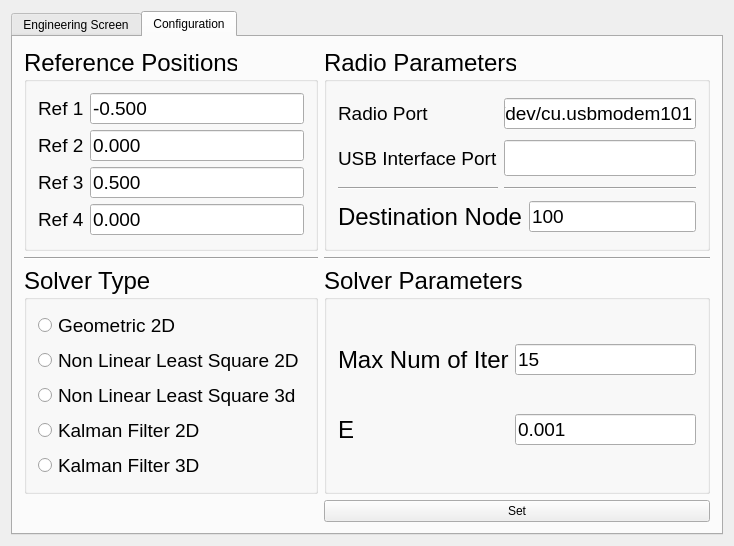
dsc0003/6DOFC, file 6DOFEngineeringScreen/dialog.ui: the form before one commit.
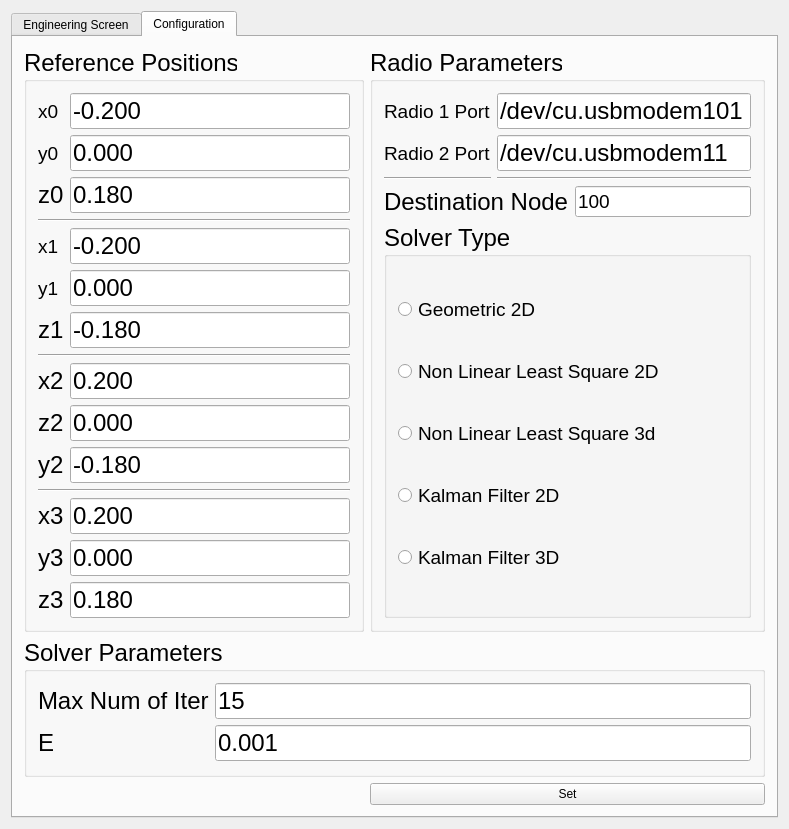
The form after the commit. The open tabs and pages were chosen to show the change. Custom widgets are drawn as their Qt base class.

Diff of the .ui file:
```diff
--- a/6DOFEngineeringScreen/dialog.ui
+++ b/6DOFEngineeringScreen/dialog.ui
@@ -6,8 +6,8 @@
    <rect>
     <x>0</x>
     <y>0</y>
-    <width>734</width>
-    <height>531</height>
+    <width>789</width>
+    <height>711</height>
    </rect>
   </property>
   <property name="windowTitle">
@@ -171,13 +171,6 @@
        <string>Configuration</string>
       </attribute>
       <layout class="QGridLayout" name="gridLayout_9">
-       <item row="1" column="1">
-        <widget class="Line" name="line_2">
-         <property name="orientation">
-          <enum>Qt::Horizontal</enum>
-         </property>
-        </widget>
-       </item>
        <item row="0" column="1">
         <widget class="QGroupBox" name="groupBox_3">
          <property name="font">
@@ -192,41 +185,11 @@
           <string>Radio Parameters</string>
          </property>
          <layout class="QGridLayout" name="gridLayout_7">
-          <item row="1" column="0">
-           <widget class="QLabel" name="label_6">
-            <property name="font">
-             <font>
-              <family>Arial</family>
-              <pointsize>14</pointsize>
-              <weight>50</weight>
-              <bold>false</bold>
-             </font>
-            </property>
-            <property name="text">
-             <string>USB Interface Port</string>
-            </property>
-           </widget>
-          </item>
-          <item row="0" column="0">
-           <widget class="QLabel" name="label_5">
-            <property name="font">
-             <font>
-              <family>Arial</family>
-              <pointsize>14</pointsize>
-              <weight>50</weight>
-              <bold>false</bold>
-             </font>
-            </property>
-            <property name="text">
-             <string>Radio Port</string>
-            </property>
-           </widget>
-          </item>
           <item row="0" column="1">
            <widget class="QLineEdit" name="le_radioPort">
             <property name="font">
              <font>
-              <pointsize>14</pointsize>
+              <pointsize>18</pointsize>
              </font>
             </property>
             <property name="text">
@@ -235,7 +198,16 @@
            </widget>
           </item>
           <item row="1" column="1">
-           <widget class="QLineEdit" name="le_usbPort"/>
+           <widget class="QLineEdit" name="le_radioPort2">
+            <property name="font">
+             <font>
+              <pointsize>18</pointsize>
+             </font>
+            </property>
+            <property name="text">
+             <string>/dev/cu.usbmodem11</string>
+            </property>
+           </widget>
           </item>
           <item row="3" column="0" colspan="2">
            <layout class="QGridLayout" name="gridLayout_10">
@@ -274,6 +246,119 @@
             </property>
            </widget>
           </item>
+          <item row="2" column="0">
+           <widget class="Line" name="line_3">
+            <property name="orientation">
+             <enum>Qt::Horizontal</enum>
+            </property>
+           </widget>
+          </item>
+          <item row="1" column="0">
+           <widget class="QLabel" name="label_6">
+            <property name="font">
+             <font>
+              <family>Arial</family>
+              <pointsize>14</pointsize>
+              <weight>50</weight>
+              <bold>false</bold>
+             </font>
+            </property>
+            <property name="text">
+             <string>Radio 2 Port</string>
+            </property>
+           </widget>
+          </item>
+          <item row="0" column="0">
+           <widget class="QLabel" name="label_5">
+            <property name="font">
+             <font>
+              <family>Arial</family>
+              <pointsize>14</pointsize>
+              <weight>50</weight>
+              <bold>false</bold>
+             </font>
+            </property>
+            <property name="text">
+             <string>Radio 1 Port</string>
+            </property>
+           </widget>
+          </item>
+          <item row="4" column="0" colspan="2">
+           <widget class="QGroupBox" name="groupBox_2">
+            <property name="font">
+             <font>
+              <family>Arial</family>
+              <pointsize>18</pointsize>
+             </font>
+            </property>
+            <property name="title">
+             <string>Solver Type</string>
+            </property>
+            <layout class="QVBoxLayout" name="verticalLayout_4">
+             <item>
+              <widget class="QRadioButton" name="rb_geom2d">
+               <property name="font">
+                <font>
+                 <family>Arial</family>
+                 <pointsize>14</pointsize>
+                </font>
+               </property>
+               <property name="text">
+                <string>Geometric 2D</string>
+               </property>
+              </widget>
+             </item>
+             <item>
+              <widget class="QRadioButton" name="rb_nlls2d">
+               <property name="font">
+                <font>
+                 <pointsize>14</pointsize>
+                </font>
+               </property>
+               <property name="text">
+                <string>Non Linear Least Square 2D</string>
+               </property>
+              </widget>
+             </item>
+             <item>
+              <widget class="QRadioButton" name="rb_nlls3d">
+               <property name="font">
+                <font>
+                 <pointsize>14</pointsize>
+                </font>
+               </property>
+               <property name="text">
+                <string>Non Linear Least Square 3d</string>
+               </property>
+              </widget>
+             </item>
+             <item>
+              <widget class="QRadioButton" name="rb_kf2d">
+               <property name="font">
+                <font>
+                 <pointsize>14</pointsize>
+                </font>
+               </property>
+               <property name="text">
+                <string>Kalman Filter 2D</string>
+               </property>
+              </widget>
+             </item>
+             <item>
+              <widget class="QRadioButton" name="rb_kf3d">
+               <property name="font">
+                <font>
+                 <pointsize>14</pointsize>
+                </font>
+               </property>
+               <property name="text">
+                <string>Kalman Filter 3D</string>
+               </property>
+              </widget>
+             </item>
+            </layout>
+           </widget>
+          </item>
          </layout>
         </widget>
        </item>
@@ -289,27 +374,31 @@
           <string>Reference Positions</string>
          </property>
          <layout class="QGridLayout" name="gridLayout_6">
-          <item row="0" column="0">
-           <widget class="QLabel" name="label">
-            <property name="font">
-             <font>
-              <pointsize>14</pointsize>
-             </font>
+          <item row="6" column="0">
+           <widget class="QLabel" name="label_15">
+            <property name="text">
+             <string>z1</string>
             </property>
+           </widget>
+          </item>
+          <item row="2" column="0">
+           <widget class="QLabel" name="label_14">
             <property name="text">
-             <string>Ref 1</string>
+             <string>z0</string>
             </property>
            </widget>
           </item>
-          <item row="0" column="1">
-           <widget class="QLineEdit" name="le_ref1">
-            <property name="font">
-             <font>
-              <pointsize>14</pointsize>
-             </font>
+          <item row="8" column="0">
+           <widget class="QLabel" name="label_10">
+            <property name="text">
+             <string>x2</string>
             </property>
+           </widget>
+          </item>
+          <item row="12" column="0">
+           <widget class="QLabel" name="label_12">
             <property name="text">
-             <string>-0.500</string>
+             <string>x3</string>
             </property>
            </widget>
           </item>
@@ -321,23 +410,47 @@
              </font>
             </property>
             <property name="text">
-             <string>Ref 2</string>
+             <string>y0</string>
             </property>
            </widget>
           </item>
-          <item row="1" column="1">
-           <widget class="QLineEdit" name="le_ref2">
+          <item row="0" column="0">
+           <widget class="QLabel" name="label">
             <property name="font">
              <font>
               <pointsize>14</pointsize>
              </font>
             </property>
             <property name="text">
+             <string>x0</string>
+            </property>
+           </widget>
+          </item>
+          <item row="0" column="1">
+           <widget class="QLineEdit" name="le_x0">
+            <property name="font">
+             <font>
+              <pointsize>18</pointsize>
+             </font>
+            </property>
+            <property name="text">
+             <string>-0.200</string>
+            </property>
+           </widget>
+          </item>
+          <item row="1" column="1">
+           <widget class="QLineEdit" name="le_y0">
+            <property name="font">
+             <font>
+              <pointsize>18</pointsize>
+             </font>
+            </property>
+            <property name="text">
              <string>0.000</string>
             </property>
            </widget>
           </item>
-          <item row="2" column="0">
+          <item row="4" column="0">
            <widget class="QLabel" name="label_4">
             <property name="font">
              <font>
@@ -345,23 +458,23 @@
              </font>
             </property>
             <property name="text">
-             <string>Ref 3</string>
+             <string>x1</string>
             </property>
            </widget>
           </item>
-          <item row="2" column="1">
-           <widget class="QLineEdit" name="le_ref3">
+          <item row="4" column="1">
+           <widget class="QLineEdit" name="le_x1">
             <property name="font">
              <font>
-              <pointsize>14</pointsize>
+              <pointsize>18</pointsize>
              </font>
             </property>
             <property name="text">
-             <string>0.500</string>
+             <string>-0.200</string>
             </property>
            </widget>
           </item>
-          <item row="3" column="0">
+          <item row="5" column="0">
            <widget class="QLabel" name="label_3">
             <property name="font">
              <font>
@@ -369,15 +482,15 @@
              </font>
             </property>
             <property name="text">
-             <string>Ref 4</string>
+             <string>y1</string>
             </property>
            </widget>
           </item>
-          <item row="3" column="1">
-           <widget class="QLineEdit" name="le_ref4">
+          <item row="5" column="1">
+           <widget class="QLineEdit" name="le_y1">
             <property name="font">
              <font>
-              <pointsize>14</pointsize>
+              <pointsize>18</pointsize>
              </font>
             </property>
             <property name="text">
@@ -385,86 +498,108 @@
             </property>
            </widget>
           </item>
-         </layout>
-        </widget>
-       </item>
-       <item row="1" column="0">
-        <widget class="Line" name="line">
-         <property name="orientation">
-          <enum>Qt::Horizontal</enum>
-         </property>
-        </widget>
-       </item>
-       <item row="2" column="0">
-        <widget class="QGroupBox" name="groupBox_2">
-         <property name="font">
-          <font>
-           <family>Arial</family>
-           <pointsize>18</pointsize>
-          </font>
-         </property>
-         <property name="title">
-          <string>Solver Type</string>
-         </property>
-         <layout class="QVBoxLayout" name="verticalLayout_4">
-          <item>
-           <widget class="QRadioButton" name="rb_geom2d">
-            <property name="font">
-             <font>
-              <family>Arial</family>
-              <pointsize>14</pointsize>
-             </font>
+          <item row="8" column="1">
+           <widget class="QLineEdit" name="le_x2">
+            <property name="text">
+             <string>0.200</string>
             </property>
+           </widget>
+          </item>
+          <item row="6" column="1">
+           <widget class="QLineEdit" name="le_z1">
             <property name="text">
-             <string>Geometric 2D</string>
+             <string>-0.180</string>
             </property>
            </widget>
           </item>
-          <item>
-           <widget class="QRadioButton" name="rb_nlls2d">
-            <property name="font">
-             <font>
-              <pointsize>14</pointsize>
-             </font>
+          <item row="13" column="1">
+           <widget class="QLineEdit" name="le_y3">
+            <property name="text">
+             <string>0.000</string>
             </property>
+           </widget>
+          </item>
+          <item row="14" column="1">
+           <widget class="QLineEdit" name="le_z3">
             <property name="text">
-             <string>Non Linear Least Square 2D</string>
+             <string>0.180</string>
             </property>
            </widget>
           </item>
-          <item>
-           <widget class="QRadioButton" name="rb_nlls3d">
-            <property name="font">
-             <font>
-              <pointsize>14</pointsize>
-             </font>
+          <item row="10" column="0">
+           <widget class="QLabel" name="label_11">
+            <property name="text">
+             <string>y2</string>
             </property>
+           </widget>
+          </item>
+          <item row="9" column="0">
+           <widget class="QLabel" name="label_16">
             <property name="text">
-             <string>Non Linear Least Square 3d</string>
+             <string>z2</string>
             </property>
            </widget>
           </item>
-          <item>
-           <widget class="QRadioButton" name="rb_kf2d">
-            <property name="font">
-             <font>
-              <pointsize>14</pointsize>
-             </font>
+          <item row="12" column="1">
+           <widget class="QLineEdit" name="le_x3">
+            <property name="text">
+             <string>0.200</string>
             </property>
+           </widget>
+          </item>
+          <item row="14" column="0">
+           <widget class="QLabel" name="label_17">
             <property name="text">
-             <string>Kalman Filter 2D</string>
+             <string>z3</string>
             </property>
            </widget>
           </item>
-          <item>
-           <widget class="QRadioButton" name="rb_kf3d">
-            <property name="font">
-             <font>
-              <pointsize>14</pointsize>
-             </font>
+          <item row="11" column="0" colspan="2">
+           <widget class="Line" name="line_7">
+            <property name="orientation">
+             <enum>Qt::Horizontal</enum>
             </property>
+           </widget>
+          </item>
+          <item row="13" column="0">
+           <widget class="QLabel" name="label_13">
             <property name="text">
-             <string>Kalman Filter 3D</string>
+             <string>y3</string>
+            </property>
+           </widget>
+          </item>
+          <item row="9" column="1">
+           <widget class="QLineEdit" name="le_z2">
+            <property name="text">
+             <string>0.000</string>
+            </property>
+           </widget>
+          </item>
+          <item row="7" column="0" colspan="2">
+           <widget class="Line" name="line_6">
+            <property name="orientation">
+             <enum>Qt::Horizontal</enum>
+            </property>
+           </widget>
+          </item>
+          <item row="3" column="0" colspan="2">
+           <widget class="Line" name="line_5">
+            <property name="orientation">
+             <enum>Qt::Horizontal</enum>
+            </property>
+           </widget>
+          </item>
+          <item row="2" column="1">
+           <widget class="QLineEdit" name="le_z0">
+            <property name="text">
+             <string>0.180</string>
+            </property>
+           </widget>
+          </item>
+          <item row="10" column="1">
+           <widget class="QLineEdit" name="le_y2">
+            <property name="text">
+             <string>-0.180</string>
             </property>
            </widget>
           </item>
@@ -472,6 +607,26 @@
         </widget>
        </item>
        <item row="2" column="1">
+        <widget class="QPushButton" name="pb_set">
+         <property name="text">
+          <string>Set</string>
+         </property>
+        </widget>
+       </item>
+       <item row="2" column="0">
+        <spacer name="horizontalSpacer">
+         <property name="orientation">
+          <enum>Qt::Horizontal</enum>
+         </property>
+         <property name="sizeHint" stdset="0">
+          <size>
+           <width>40</width>
+           <height>20</height>
+          </size>
+         </property>
+        </spacer>
+       </item>
+       <item row="1" column="0" colspan="2">
         <widget class="QGroupBox" name="groupBox_4">
          <property name="font">
           <font>
@@ -496,7 +651,7 @@
            <widget class="QLineEdit" name="le_numOfIter">
             <property name="font">
              <font>
-              <pointsize>14</pointsize>
+              <pointsize>18</pointsize>
              </font>
             </property>
             <property name="text">
@@ -515,7 +670,7 @@
            <widget class="QLineEdit" name="le_E">
             <property name="font">
              <font>
-              <pointsize>14</pointsize>
+              <pointsize>18</pointsize>
              </font>
             </property>
             <property name="text">
@@ -526,26 +681,6 @@
          </layout>
         </widget>
        </item>
-       <item row="3" column="1">
-        <widget class="QPushButton" name="pb_set">
-         <property name="text">
-          <string>Set</string>
-         </property>
-        </widget>
-       </item>
-       <item row="3" column="0">
-        <spacer name="horizontalSpacer">
-         <property name="orientation">
-          <enum>Qt::Horizontal</enum>
-         </property>
-         <property name="sizeHint" stdset="0">
-          <size>
-           <width>40</width>
-           <height>20</height>
-          </size>
-         </property>
-        </spacer>
-       </item>
       </layout>
      </widget>
     </widget>
```
Left out of the diff: 9 changed lines with no effect on the pictures.
